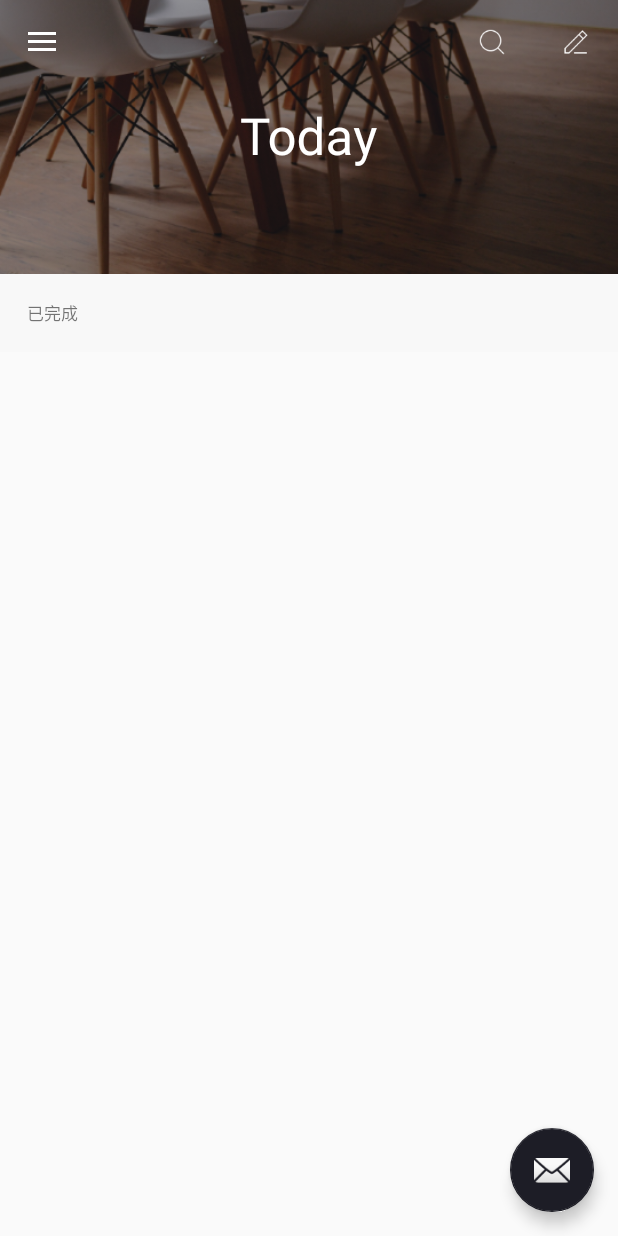
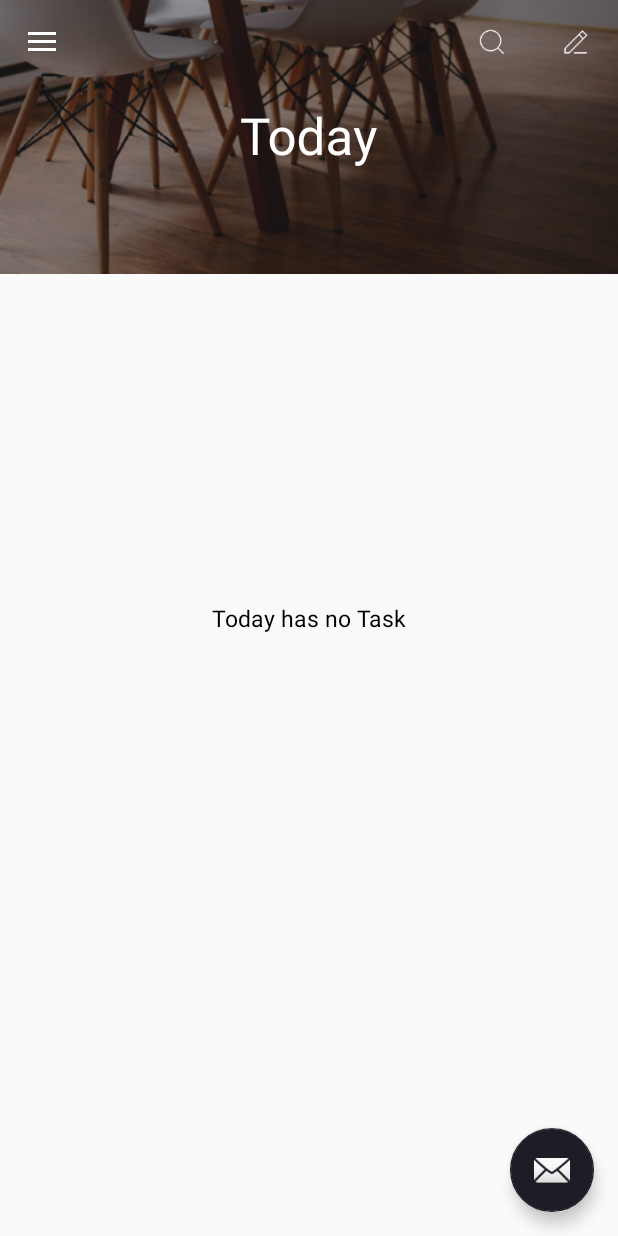
Before and after one commit to GeekerK/DripTime, an Android app: the EventListWithCollapseToolBarFragment screen opened directly, with no data from a screen before it, on a phone screen of 412 x 824 dp. Run offline under Robolectric (Android 15) with nearby library versions, the phone set to English and light mode, and no system bars; libraries missing offline, so code that uses them is left out: com.j256.ormlite; 25 statements that could not run were skipped.

Commit message:
设置空页面

```diff
--- a/app/src/main/java/com/geekerk/driptime/MainActivity.java
+++ b/app/src/main/java/com/geekerk/driptime/MainActivity.java
@@ -11,7 +11,6 @@ import android.view.View;
 import android.widget.EditText;
 import android.widget.ExpandableListView;
 import android.widget.Toast;
-
 import com.geekerk.driptime.db.DataBaseHelper;
 import com.geekerk.driptime.db.EventDao;
 import com.geekerk.driptime.db.ListDao;
--- a/app/src/main/java/com/geekerk/driptime/adapter/EventRecyclerViewAdapter.java
+++ b/app/src/main/java/com/geekerk/driptime/adapter/EventRecyclerViewAdapter.java
@@ -48,9 +48,10 @@ public class EventRecyclerViewAdapter extends RecyclerView.Adapter implements Li
     private SimpleDateFormat simpleDateFormat;
     private int itemCount;
 
-    public EventRecyclerViewAdapter(Context c, ArrayList<EventBean> dataFromDB) {
+    public EventRecyclerViewAdapter(Context c, ArrayList<EventBean> dataFromDB, DataChangeListener listener) {
         context = c;
         simpleDateFormat = new SimpleDateFormat("k:mm");
+        mDataChangeListener = listener;
         setData(dataFromDB);
     }
 
@@ -77,6 +78,14 @@ public class EventRecyclerViewAdapter extends RecyclerView.Adapter implements Li
     public void onBindViewHolder(RecyclerView.ViewHolder holder, int position) {
         if (holder instanceof ChannelViewHolder) {
             ((ChannelViewHolder) holder).setTitle(channelData.get(position));
+            //查询栏目下的数据，若为空则隐藏栏目名这一栏，主要是已完成有可能为空
+            String channelName = channelData.get(position);
+            if (channelName != null) {
+                if(data.get(channelName).size() == 0)
+                    ((ChannelViewHolder) holder).setVisible(View.GONE);
+                else
+                    ((ChannelViewHolder) holder).setVisible(View.VISIBLE);
+            }
         } else {
             EventBean eventBean = getEventAtPosition(position);
             ((EventViewHolder) holder).initScrollX();
@@ -150,6 +159,7 @@ public class EventRecyclerViewAdapter extends RecyclerView.Adapter implements Li
         notifyDataSetChanged();
     }
 
+    //将数据按 时间 和 是否完成 分类
     private void parseData() {
         data = new LinkedHashMap<>();
         SimpleDateFormat simpleDateFormat = new SimpleDateFormat("M月d日 E");
@@ -158,7 +168,7 @@ public class EventRecyclerViewAdapter extends RecyclerView.Adapter implements Li
         String lastTime = "";
         String time;
         for (EventBean event : dataFromDB) {
-            if (event.isFinished())
+            if (event.isFinished()) //已完成
                 completeDate.add(event);
             else {
                 time = simpleDateFormat.format(event.getReleaseTime());
@@ -178,11 +188,16 @@ public class EventRecyclerViewAdapter extends RecyclerView.Adapter implements Li
             data.put(lastTime, dummyData);
         data.put("已完成", completeDate);
         channelData = new SparseArray<>();
-        itemCount = 0;
+        itemCount = 0;  //计算RecyclerView的ItemCount， 当ItemCount = 1认为是没有数据的（即只有已完成栏目那一栏）
         for (String barTitleString : data.keySet()) {
             channelData.put(itemCount, barTitleString);
             itemCount += data.get(barTitleString).size() + 1;
         }
+        //数据为空，通知监听器
+        if(itemCount <= 1)
+            mDataChangeListener.emptyData();
+        else
+            mDataChangeListener.haveData();
     }
 
     //处理点击完成事件
@@ -297,6 +312,10 @@ public class EventRecyclerViewAdapter extends RecyclerView.Adapter implements Li
         public void setTitle(String title) {
             textview.setText(title);
         }
+
+        public void setVisible(int visible) {
+            ((View)textview.getParent()).setVisibility(visible);
+        }
     }
 
     class EventViewHolder extends RecyclerView.ViewHolder {
@@ -347,4 +366,11 @@ public class EventRecyclerViewAdapter extends RecyclerView.Adapter implements Li
             eventDeadline.setText(deadline);
         }
     }
+
+    private DataChangeListener mDataChangeListener;
+
+    public interface DataChangeListener {
+        void emptyData();
+        void haveData();
+    }
 }
--- a/app/src/main/java/com/geekerk/driptime/fragment/EventListWithCollapseToolBarFragment.java
+++ b/app/src/main/java/com/geekerk/driptime/fragment/EventListWithCollapseToolBarFragment.java
@@ -20,6 +20,8 @@ import android.view.MenuInflater;
 import android.view.MenuItem;
 import android.view.View;
 import android.view.ViewGroup;
+import android.widget.TextView;
+
 import com.geekerk.driptime.R;
 import com.geekerk.driptime.adapter.EventRecyclerViewAdapter;
 import com.geekerk.driptime.view.LinearLayoutWithAction;
@@ -27,11 +29,12 @@ import com.geekerk.driptime.view.LinearLayoutWithAction;
 /**
  * Created by s21v on 2016/5/24.
  */
-public class EventListWithCollapseToolBarFragment extends BaseEventListFragment {
+public class EventListWithCollapseToolBarFragment extends BaseEventListFragment implements EventRecyclerViewAdapter.DataChangeListener{
     private static final String TAG = "CollapseToolBarFragment";
     private RecyclerView recyclerView;
     private EventRecyclerViewAdapter mAdapter;
     private CollapsingToolbarLayout mCollapsingToolbarLayout;
+    private TextView empty;
 
     @Nullable
     @Override
@@ -40,9 +43,10 @@ public class EventListWithCollapseToolBarFragment extends BaseEventListFragment
         mCollapsingToolbarLayout = (CollapsingToolbarLayout) view.findViewById(R.id.collapsing_toolbar);
         if (!TextUtils.isEmpty(mToolbarTitle))
             mCollapsingToolbarLayout.setTitle(mToolbarTitle);
+        empty = (TextView) view.findViewById(R.id.empty);
         recyclerView = (RecyclerView) view.findViewById(R.id.recyclerview);
         recyclerView.setLayoutManager(new LinearLayoutManager(getActivity(), LinearLayoutManager.VERTICAL, false));
-        mAdapter = new EventRecyclerViewAdapter(getActivity(), queryLocalDatabase());
+        mAdapter = new EventRecyclerViewAdapter(getActivity(), queryLocalDatabase(), this);
         recyclerView.setAdapter(mAdapter);
         recyclerView.addItemDecoration(new RecyclerView.ItemDecoration() {  //添加分割线
             @Override
@@ -102,4 +106,17 @@ public class EventListWithCollapseToolBarFragment extends BaseEventListFragment
         this.mQueryArgs = queryArgs;
         mAdapter.setData(queryLocalDatabase());
     }
+
+    @Override
+    public void emptyData() {
+        recyclerView.setVisibility(View.GONE);
+        empty.setVisibility(View.VISIBLE);
+        empty.setText(String.format(getResources().getString(R.string.listEmptyFormat), mToolbarTitle));
+    }
+
+    @Override
+    public void haveData() {
+        recyclerView.setVisibility(View.VISIBLE);
+        empty.setVisibility(View.GONE);
+    }
 }
--- a/app/src/main/res/layout/fragment_today.xml
+++ b/app/src/main/res/layout/fragment_today.xml
@@ -45,6 +45,15 @@
         android:layout_height="match_parent"
         app:layout_behavior="@string/appbar_scrolling_view_behavior"/>
 
+    <TextView
+        android:layout_width="match_parent"
+        android:layout_height="match_parent"
+        android:id="@+id/empty"
+        android:textSize="15sp"
+        android:textColor="@android:color/black"
+        android:gravity="center"
+        android:visibility="gone"/>
+
     <android.support.design.widget.FloatingActionButton
         android:id="@+id/fab"
         android:layout_width="wrap_content"
--- a/app/src/main/res/values/strings.xml
+++ b/app/src/main/res/values/strings.xml
@@ -31,4 +31,5 @@
     <string name="ok">Ok</string>
     <string name="inputListName">Input New List\'s Name</string>
     <string name="listExisted">List has been existed</string>
+    <string name="listEmptyFormat">%1$s has no Task</string>
 </resources>
```
